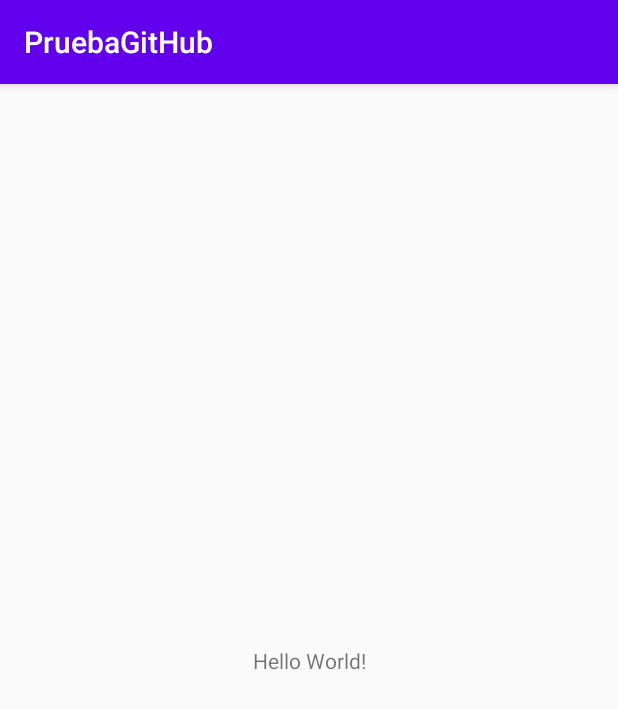
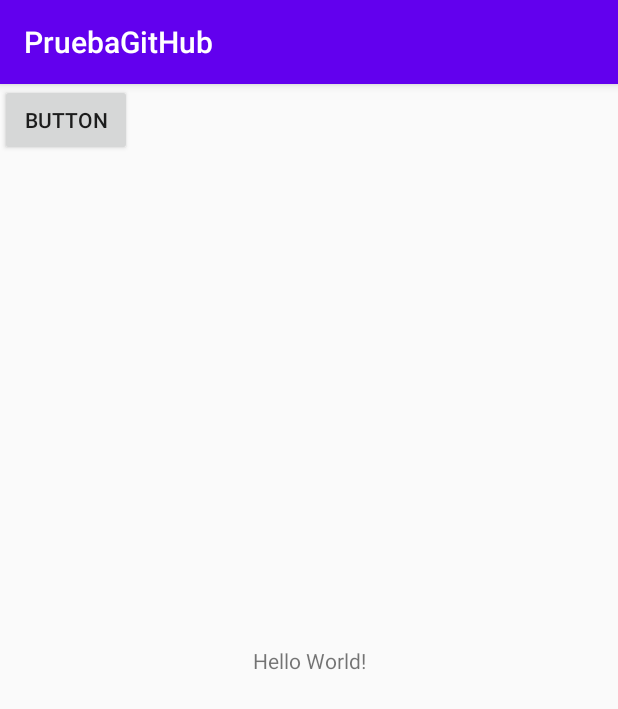
Before and after one commit to VictorHugo2017/PruebaGitHub, an Android app: the screen it shows after launch (MainActivity), on a phone screen of 412 x 824 dp. Shown: the top 709 px of the screen. Run offline under Robolectric (Android 15) with nearby library versions, the phone set to English and light mode, and no system bars.

Commit message:
Confirmacion de cambios

```diff
--- a/app/src/main/res/layout/activity_main.xml
+++ b/app/src/main/res/layout/activity_main.xml
@@ -15,4 +15,12 @@
         app:layout_constraintRight_toRightOf="parent"
         app:layout_constraintTop_toTopOf="parent" />
 
+    <Button
+        android:id="@+id/button"
+        android:layout_width="wrap_content"
+        android:layout_height="wrap_content"
+        android:text="Button"
+        tools:layout_editor_absoluteX="201dp"
+        tools:layout_editor_absoluteY="235dp" />
+
 </androidx.constraintlayout.widget.ConstraintLayout>
```
